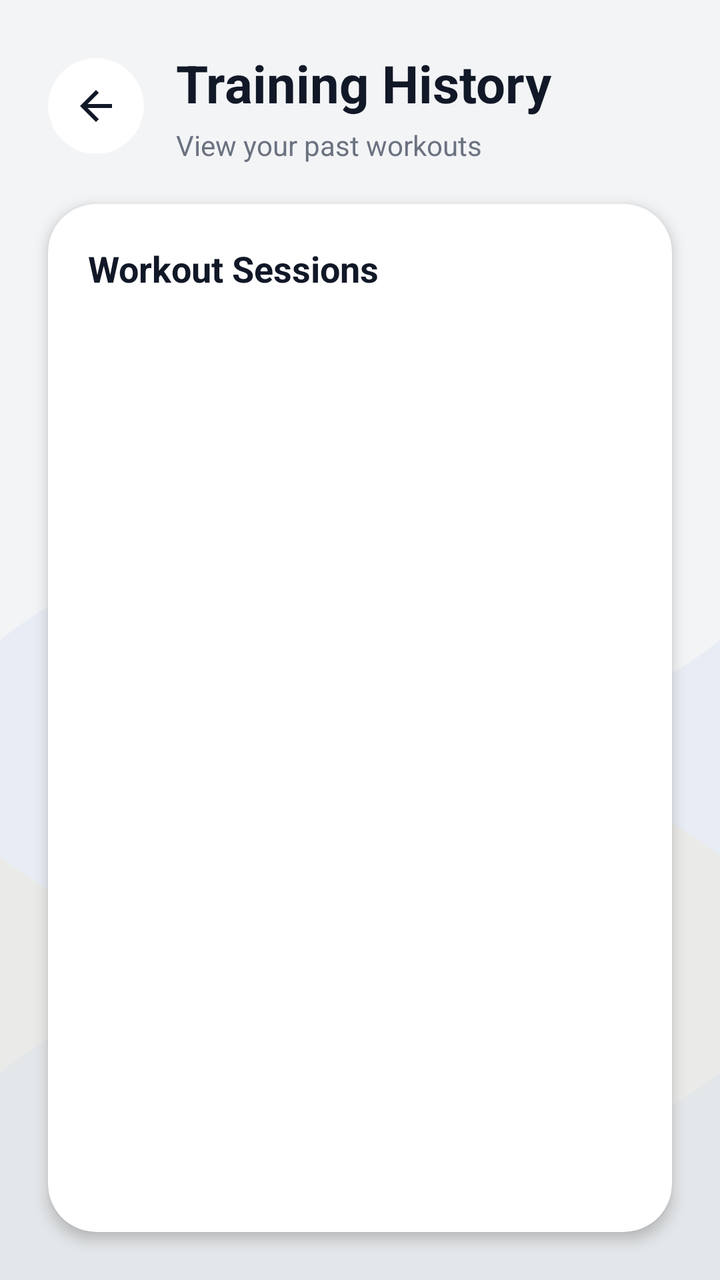
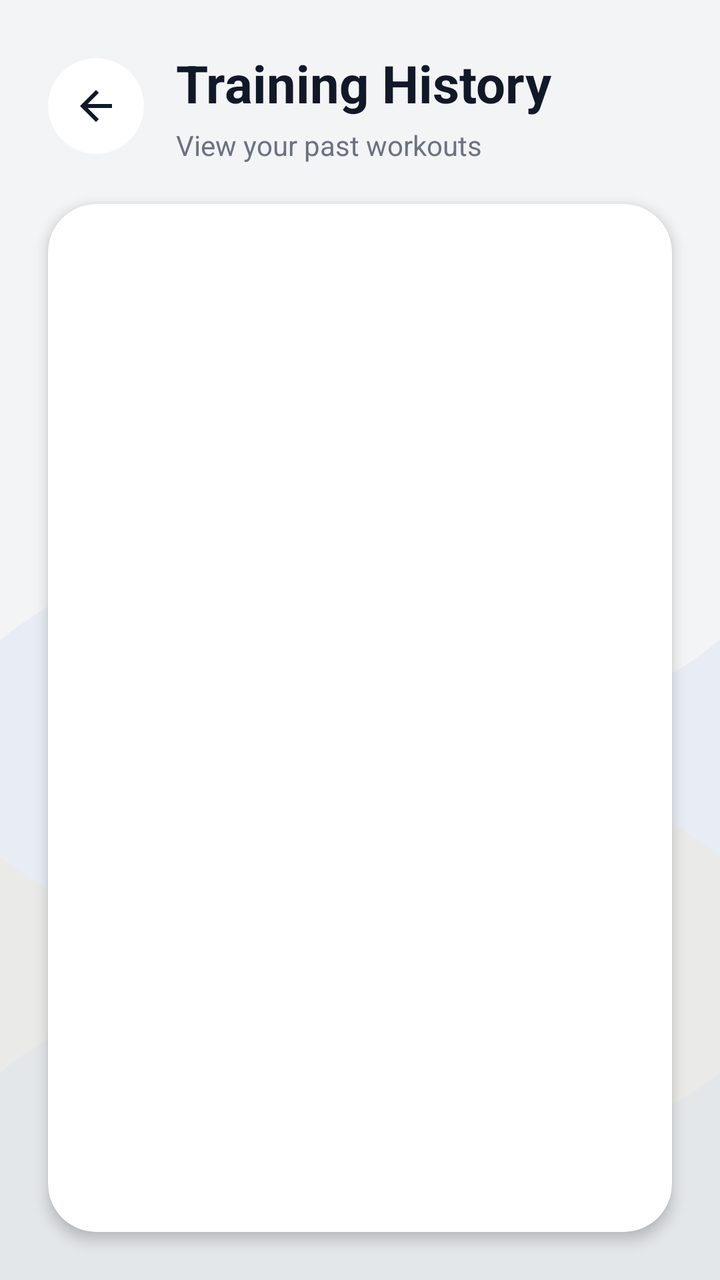

Compare the two renders of this Android layout. The source of the first and the diff that turns it into the second are given below.
<!-- AndroidManifest.xml: application theme Theme.Fitness -->
<!-- res/layout/activity_history.xml -->
<?xml version="1.0" encoding="utf-8"?>
<androidx.constraintlayout.widget.ConstraintLayout xmlns:android="http://schemas.android.com/apk/res/android"
    xmlns:app="http://schemas.android.com/apk/res-auto"
    xmlns:tools="http://schemas.android.com/tools"
    android:layout_width="match_parent"
    android:layout_height="match_parent"
    android:background="@color/fitness_background"
    android:fitsSystemWindows="true"
    tools:context=".activities.HistoryActivity">

    
    <ImageView
        android:id="@+id/image_bg_animation"
        android:layout_width="match_parent"
        android:layout_height="match_parent"
        android:alpha="1.0"
        android:scaleType="centerCrop"
        app:layout_constraintBottom_toBottomOf="parent"
        app:layout_constraintEnd_toEndOf="parent"
        app:layout_constraintStart_toStartOf="parent"
        app:layout_constraintTop_toTopOf="parent"
        app:srcCompat="@drawable/avd_background_flow" />

    
    <LinearLayout
        android:id="@+id/layout_header"
        android:layout_width="match_parent"
        android:layout_height="wrap_content"
        android:gravity="center_vertical"
        android:orientation="horizontal"
        android:paddingStart="24dp"
        android:paddingTop="24dp"
        android:paddingEnd="24dp"
        android:paddingBottom="12dp"
        app:layout_constraintEnd_toEndOf="parent"
        app:layout_constraintStart_toStartOf="parent"
        app:layout_constraintTop_toTopOf="parent">

        <androidx.cardview.widget.CardView
            android:layout_width="48dp"
            android:layout_height="48dp"
            app:cardBackgroundColor="@color/fitness_card_background"
            app:cardCornerRadius="24dp"
            app:cardElevation="0dp">

            <ImageButton
                android:id="@+id/button_back"
                android:layout_width="match_parent"
                android:layout_height="match_parent"
                android:background="@android:color/transparent"
                android:contentDescription="@string/progress_back_content_description"
                android:padding="12dp"
                android:src="@drawable/ic_arrow_back_24"
                app:tint="@color/fitness_text_primary" />
        </androidx.cardview.widget.CardView>

        <LinearLayout
            android:layout_width="0dp"
            android:layout_height="wrap_content"
            android:layout_marginStart="16dp"
            android:layout_weight="1"
            android:orientation="vertical">

            <TextView
                android:layout_width="wrap_content"
                android:layout_height="wrap_content"
                android:text="Training History"
                android:textColor="@color/fitness_text_primary"
                android:textSize="26sp"
                android:textStyle="bold" />

            <TextView
                android:id="@+id/text_history_hint"
                android:layout_width="wrap_content"
                android:layout_height="wrap_content"
                android:layout_marginTop="4dp"
                android:text="View your past workouts"
                android:textColor="@color/fitness_text_secondary"
                android:textSize="14sp" />
        </LinearLayout>
    </LinearLayout>

    
    <androidx.cardview.widget.CardView
        android:id="@+id/card_history"
        android:layout_width="match_parent"
        android:layout_height="0dp"
        android:layout_marginStart="24dp"
        android:layout_marginTop="8dp"
        android:layout_marginEnd="24dp"
        android:layout_marginBottom="24dp"
        app:cardBackgroundColor="@color/fitness_card_background"
        app:cardCornerRadius="24dp"
        app:cardElevation="4dp"
        app:layout_constraintBottom_toBottomOf="parent"
        app:layout_constraintEnd_toEndOf="parent"
        app:layout_constraintStart_toStartOf="parent"
        app:layout_constraintTop_toBottomOf="@id/layout_header">

        <LinearLayout
            android:layout_width="match_parent"
            android:layout_height="match_parent"
            android:orientation="vertical"
            android:padding="20dp">

            <TextView
                android:layout_width="wrap_content"
                android:layout_height="wrap_content"
                android:text="Workout Sessions"
                android:textColor="@color/fitness_text_primary"
                android:textSize="18sp"
                android:textStyle="bold" />

            <androidx.recyclerview.widget.RecyclerView
                android:id="@+id/recycler_view_history"
                android:layout_width="match_parent"
                android:layout_height="0dp"
                android:layout_weight="1"
                android:layout_marginTop="12dp"
                android:clipToPadding="false"
                android:clipChildren="false" />
        </LinearLayout>
    </androidx.cardview.widget.CardView>

</androidx.constraintlayout.widget.ConstraintLayout>
<!-- resources referenced by this layout -->
<resources>
  <color name="fitness_background">#F3F4F6</color>
  <color name="fitness_card_background">#FFFFFF</color>
  <color name="fitness_text_primary">#111827</color>
  <color name="fitness_text_secondary">#6B7280</color>
  <!-- drawable ic_arrow_back_24 (drawable) -->
  <vector xmlns:android="http://schemas.android.com/apk/res/android"
      android:width="24dp"
      android:height="24dp"
      android:viewportWidth="24.0"
      android:viewportHeight="24.0"
      android:tint="?attr/colorControlNormal">
    <path
        android:fillColor="@android:color/white"
        android:pathData="M20,11H7.83l5.59,-5.59L12,4l-8,8 8,8 1.41,-1.41L7.83,13H20v-2z"/>
  </vector>
  <string name="progress_back_content_description">Navigate back</string>
  <color name="fitness_primary">#2563EB</color>
  <color name="fitness_primary_dark">#1E40AF</color>
  <color name="white">#FFFFFFFF</color>
  <color name="fitness_accent">#F59E0B</color>
  <style name="ThemeOverlay.Fitness.MaterialAlertDialog" parent="ThemeOverlay.MaterialComponents.MaterialAlertDialog">
          
          <item name="android:windowBackground">@android:color/transparent</item>
          
          
          <item name="android:background">@drawable/bg_dialog_rounded</item>
          
          
          <item name="colorSurface">@color/fitness_card_background</item>
          
          
          <item name="colorPrimary">@color/fitness_primary</item>
          <item name="colorOnPrimary">@color/white</item>
          
          
          <item name="colorOnSurface">@color/fitness_text_primary</item>
          <item name="android:textColorPrimary">@color/fitness_text_primary</item>
          <item name="android:textColorSecondary">@color/fitness_text_secondary</item>
          
          
          <item name="materialAlertDialogTitleTextStyle">@style/MaterialAlertDialog.Fitness.Title</item>
          <item name="materialAlertDialogBodyTextStyle">@style/MaterialAlertDialog.Fitness.Body</item>
          <item name="buttonBarButtonStyle">@style/MaterialAlertDialog.Fitness.Button</item>
      </style>
  <!-- drawable bg_dialog_rounded (drawable) -->
  <?xml version="1.0" encoding="utf-8"?>
  <shape xmlns:android="http://schemas.android.com/apk/res/android"
      android:shape="rectangle">
      <solid android:color="@color/fitness_card_background" />
      <corners android:radius="24dp" />
  </shape>
  <style name="MaterialAlertDialog.Fitness.Title" parent="MaterialAlertDialog.MaterialComponents.Title.Text">
          <item name="android:textColor">@color/fitness_text_primary</item>
          <item name="android:textSize">20sp</item>
          <item name="android:textStyle">bold</item>
      </style>
  <style name="MaterialAlertDialog.Fitness.Body" parent="MaterialAlertDialog.MaterialComponents.Body.Text">
          <item name="android:textColor">@color/fitness_text_primary</item>
          <item name="android:textSize">15sp</item>
      </style>
  <style name="MaterialAlertDialog.Fitness.Button" parent="Widget.MaterialComponents.Button.TextButton.Dialog">
          <item name="android:textColor">@color/fitness_primary</item>
          <item name="android:textSize">15sp</item>
          <item name="android:textStyle">bold</item>
      </style>
  <!-- unchanged entries left out for length: 2 -->
</resources>

<!-- the commit's change to res/layout/activity_history.xml (unified diff, before → after) -->
@@ -101,23 +101,18 @@
             android:layout_width="match_parent"
             android:layout_height="match_parent"
             android:orientation="vertical"
-            android:padding="20dp">
-
-            <TextView
-                android:layout_width="wrap_content"
-                android:layout_height="wrap_content"
-                android:text="Workout Sessions"
-                android:textColor="@color/fitness_text_primary"
-                android:textSize="18sp"
-                android:textStyle="bold" />
+            android:paddingStart="8dp"
+            android:paddingEnd="8dp"
+            android:paddingTop="8dp"
+            android:paddingBottom="0dp">
 
             <androidx.recyclerview.widget.RecyclerView
                 android:id="@+id/recycler_view_history"
                 android:layout_width="match_parent"
                 android:layout_height="0dp"
                 android:layout_weight="1"
-                android:layout_marginTop="12dp"
                 android:clipToPadding="false"
+                android:paddingBottom="8dp"
                 android:clipChildren="false" />
         </LinearLayout>
     </androidx.cardview.widget.CardView>
